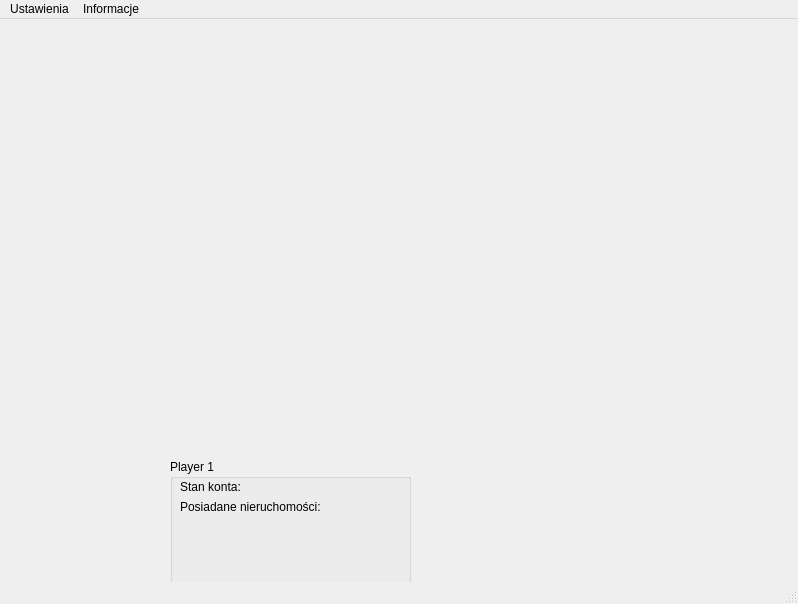
Old version of the form mainwindow.ui in the repository piterbx/naukopoly.
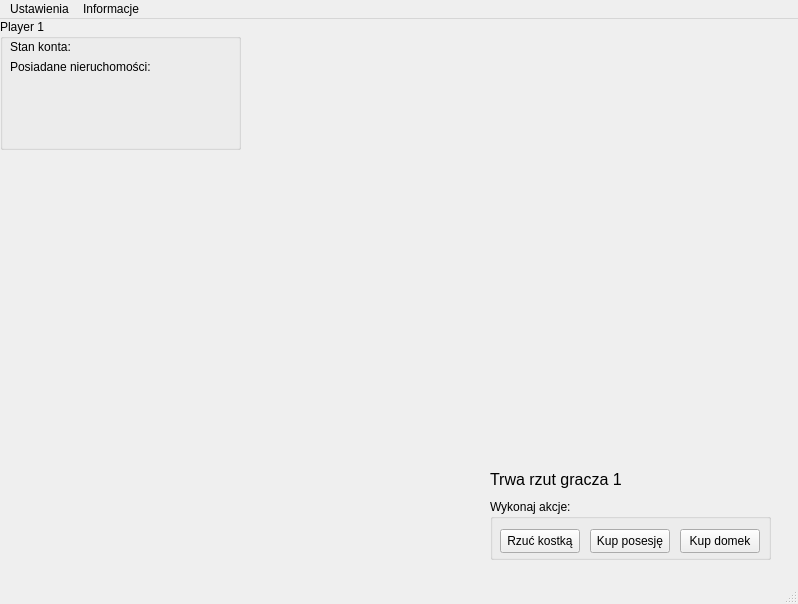
New version of the form.

Commit message: actions menu added (ui)

```diff
--- a/mainwindow.ui
+++ b/mainwindow.ui
@@ -17,8 +17,8 @@
    <widget class="QGroupBox" name="groupBox">
     <property name="geometry">
      <rect>
-      <x>170</x>
-      <y>440</y>
+      <x>0</x>
+      <y>0</y>
       <width>241</width>
       <height>131</height>
      </rect>
@@ -53,6 +53,76 @@
      </property>
     </widget>
    </widget>
+   <widget class="QGroupBox" name="groupBox_2">
+    <property name="geometry">
+     <rect>
+      <x>490</x>
+      <y>480</y>
+      <width>281</width>
+      <height>61</height>
+     </rect>
+    </property>
+    <property name="title">
+     <string>Wykonaj akcje:</string>
+    </property>
+    <widget class="QPushButton" name="pushButton">
+     <property name="geometry">
+      <rect>
+       <x>100</x>
+       <y>30</y>
+       <width>80</width>
+       <height>24</height>
+      </rect>
+     </property>
+     <property name="text">
+      <string>Kup posesję</string>
+     </property>
+    </widget>
+    <widget class="QPushButton" name="pushButton_2">
+     <property name="geometry">
+      <rect>
+       <x>190</x>
+       <y>30</y>
+       <width>80</width>
+       <height>24</height>
+      </rect>
+     </property>
+     <property name="text">
+      <string>Kup domek</string>
+     </property>
+    </widget>
+    <widget class="QPushButton" name="pushButton_3">
+     <property name="geometry">
+      <rect>
+       <x>10</x>
+       <y>30</y>
+       <width>80</width>
+       <height>24</height>
+      </rect>
+     </property>
+     <property name="text">
+      <string>Rzuć kostką</string>
+     </property>
+    </widget>
+   </widget>
+   <widget class="QLabel" name="label_3">
+    <property name="geometry">
+     <rect>
+      <x>490</x>
+      <y>450</y>
+      <width>131</width>
+      <height>21</height>
+     </rect>
+    </property>
+    <property name="font">
+     <font>
+      <pointsize>12</pointsize>
+     </font>
+    </property>
+    <property name="text">
+     <string>Trwa rzut gracza 1</string>
+    </property>
+   </widget>
   </widget>
   <widget class="QMenuBar" name="menubar">
    <property name="geometry">
```
